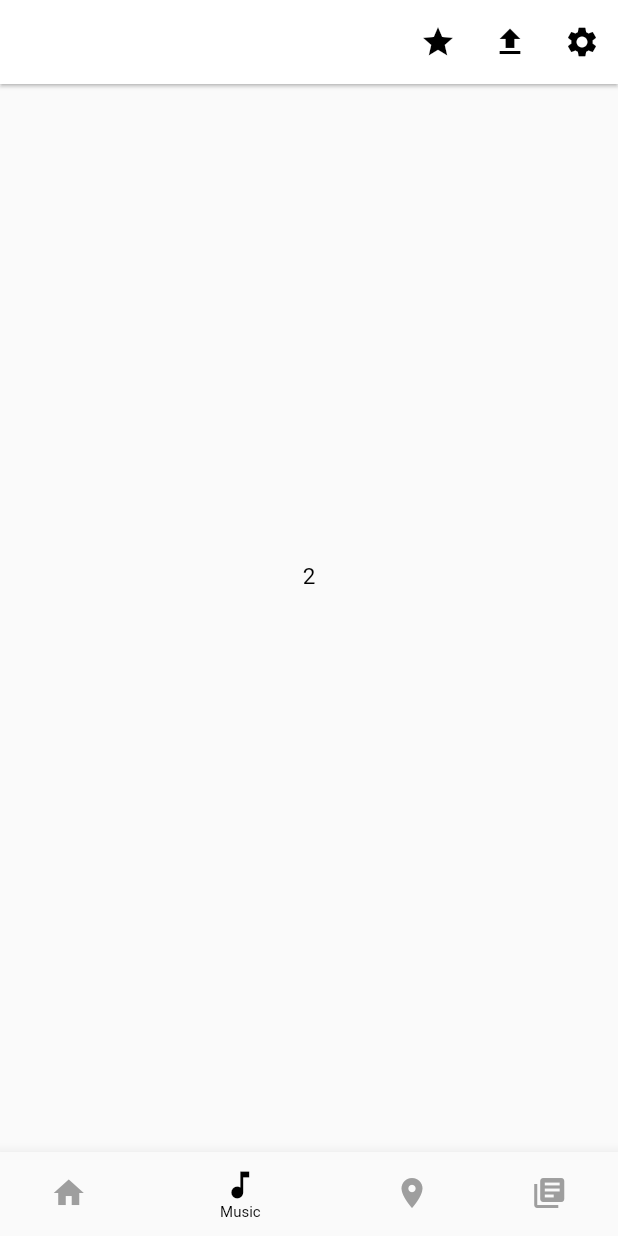
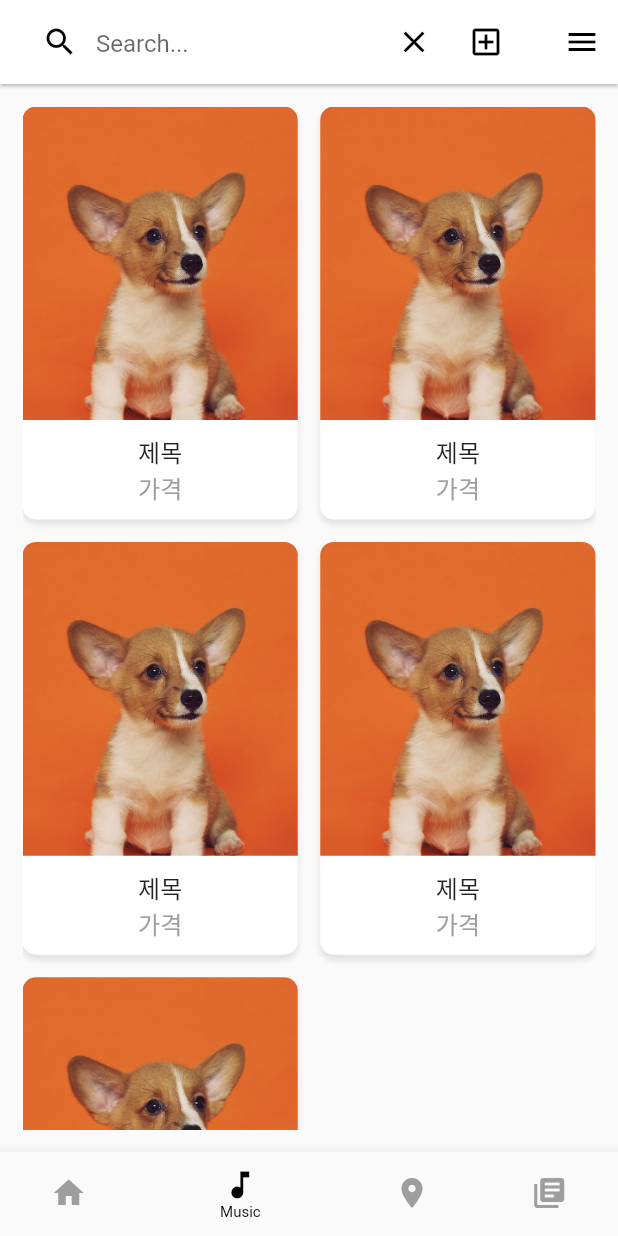
Before and after one commit to Cbulls/fish, a Flutter app: the screen it shows once a user with an empty profile is signed in, swiped to page 2, on a phone screen of 412 x 824 dp. Run offline on Flutter 3.47's test engine with Material 2 defaults, Android fonts, the phone set to English and light mode, and no system bars; our stand-ins replace cloud_firestore, firebase_auth, firebase_core, firebase_storage, flutter_local_notifications, google_sign_in and 1 more; accounts and stored records are empty.

Commit message:
중고거래 페이지 구현 중

```diff
--- a/lib/Methods/homeMethods.dart
+++ b/lib/Methods/homeMethods.dart
@@ -1,5 +1,5 @@
 import 'package:firebase_storage/firebase_storage.dart';
-import 'package:flutter/cupertino.dart';
+import 'package:flutter/material.dart';
 import 'package:instagram/Methods/storageMethod.dart';
 import 'package:intl/intl.dart';
 import 'package:cloud_firestore/cloud_firestore.dart';
--- /dev/null
+++ b/lib/Methods/pageMethods.dart
@@ -0,0 +1,21 @@
+import 'package:flutter/material.dart';
+import '../Widgets/appBar.dart';
+import '../Widgets/searchbar.dart';
+
+class PageData extends ChangeNotifier {
+  int currentIndex = 0;
+  PageController pageController = PageController(initialPage: 0);
+
+  changePage(int index) {
+    currentIndex = index;
+    notifyListeners();
+  }
+
+  returnAppBar() {
+    if (currentIndex == 1) {
+      return const Searchbar();
+    } else {
+      return TopAppBar();
+    }
+  }
+}
--- a/lib/Pages/bodyPage.dart
+++ b/lib/Pages/bodyPage.dart
@@ -1,27 +1,19 @@
 import 'package:flutter/material.dart';
+import 'package:instagram/Methods/pageMethods.dart';
+import 'package:instagram/Widgets/practice.dart';
+import 'package:provider/provider.dart';
 import '../widgets/homeItem.dart';
 
 class BodyPage extends StatelessWidget {
-  const BodyPage({Key? key,
-    this.changePage,
-    this.currentIndex,
-    this.pageController,
-  }) : super(key: key);
-
-  final pageController;
-  final changePage;
-  final currentIndex;
-
+  const BodyPage({Key? key}) : super(key: key);
 
   @override
   Widget build(BuildContext context) {
     return PageView(
-      controller: pageController,
+      controller: context.read<PageData>().pageController,
       children: const [
         HomeItem(),
-        Center(
-          child: Text('2'),
-        ),
+        Practice(),
         Center(
           child: Text('3'),
         ),
@@ -29,8 +21,8 @@ class BodyPage extends StatelessWidget {
           child: Text('4'),
         ),
       ],
-      onPageChanged: (int index){
-        changePage(index);
+      onPageChanged: (int index) {
+        context.read<PageData>().changePage(index);
       },
     );
   }
--- a/lib/Widgets/bottomBar.dart
+++ b/lib/Widgets/bottomBar.dart
@@ -1,4 +1,6 @@
 import 'package:flutter/material.dart';
+import 'package:provider/provider.dart';
+import '../Methods/pageMethods.dart';
 
 final _bottomBarList = [
   const BottomNavigationBarItem(
@@ -19,24 +21,16 @@ final _bottomBarList = [
   ),
 ];
 
-
 class BottomBar extends StatelessWidget {
-  const BottomBar({Key? key,
-    this.currentIndex,
-    this.pageController}) : super(key: key);
-  final currentIndex;
-  final pageController;
+  const BottomBar({Key? key}) : super(key: key);
   @override
   Widget build(BuildContext context) {
     return BottomNavigationBar(
-      currentIndex: currentIndex,
+      currentIndex: context.watch<PageData>().currentIndex,
       items: _bottomBarList,
-      onTap: (index){
-        pageController.animateToPage(
-          index,
-          duration: const Duration(milliseconds: 500),
-          curve: Curves.ease
-        );
+      onTap: (index) {
+        context.read<PageData>().pageController.animateToPage(index,
+            duration: const Duration(milliseconds: 500), curve: Curves.ease);
       },
     );
   }
--- /dev/null
+++ b/lib/Widgets/practice.dart
@@ -0,0 +1,73 @@
+import 'package:flutter/material.dart';
+
+class Practice extends StatelessWidget {
+  const Practice({Key? key}) : super(key: key);
+
+  @override
+  Widget build(BuildContext context) {
+    return Padding(
+      padding: const EdgeInsets.all(15.0),
+      child: GridView.builder(
+        itemCount: 5,
+        gridDelegate: const SliverGridDelegateWithFixedCrossAxisCount(
+            crossAxisCount: 2,
+            crossAxisSpacing: 15.0,
+            mainAxisSpacing: 15.0,
+            childAspectRatio: 2 / 3),
+        itemBuilder: (context, index) {
+          return Container(
+            decoration: BoxDecoration(
+              color: Colors.white,
+              borderRadius: BorderRadius.circular(9.0),
+              boxShadow: [
+                BoxShadow(
+                    color: Colors.grey.shade300,
+                    offset: const Offset(0, 3),
+                    blurRadius: 3.0),
+              ],
+            ),
+            child: Column(
+              crossAxisAlignment: CrossAxisAlignment.center,
+              children: <Widget>[
+                Expanded(
+                  child: SizedBox(
+                      width: 200,
+                      height: 200,
+                      child: ClipRRect(
+                        borderRadius: const BorderRadius.only(
+                          topLeft: Radius.circular(9.0),
+                          topRight: Radius.circular(9.0),
+                        ),
+                        child: Image.asset(
+                          'assets/puppy.jpg',
+                          fit: BoxFit.cover,
+                        ),
+                      )),
+                ),
+                Padding(
+                  padding: const EdgeInsets.all(9.0),
+                  child: Column(
+                    crossAxisAlignment: CrossAxisAlignment.start,
+                    children: <Widget>[
+                      Text(
+                        "제목",
+                        style: Theme.of(context).textTheme.titleMedium,
+                      ),
+                      Text(
+                        "가격",
+                        style: Theme.of(context)
+                            .textTheme
+                            .subtitle1
+                            ?.apply(color: Colors.grey[500]),
+                      ),
+                    ],
+                  ),
+                ),
+              ],
+            ),
+          );
+        },
+      ),
+    );
+  }
+}
--- /dev/null
+++ b/lib/Widgets/searchbar.dart
@@ -0,0 +1,55 @@
+import 'package:flutter/material.dart';
+
+class Searchbar extends StatefulWidget with PreferredSizeWidget {
+  const Searchbar({Key? key}) : super(key: key);
+
+  @override
+  Size get preferredSize => const Size.fromHeight(kToolbarHeight);
+
+  @override
+  State<Searchbar> createState() => _SearchbarState();
+}
+
+class _SearchbarState extends State<Searchbar> {
+  var searchController = TextEditingController();
+
+  @override
+  Widget build(BuildContext context) {
+    return AppBar(
+        // The search area here
+        title: Container(
+      width: double.infinity,
+      height: 40,
+      decoration: BoxDecoration(
+          color: Colors.white, borderRadius: BorderRadius.circular(5)),
+      child: Row(
+        children: [
+          Flexible(
+            child: TextFormField(
+              controller: searchController,
+              decoration: InputDecoration(
+                  prefixIcon: const Icon(Icons.search, color: Colors.black),
+                  suffixIcon: IconButton(
+                    icon: const Icon(Icons.clear, color: Colors.black),
+                    onPressed: () {
+                      // 검색어 지우기
+                      setState(() {
+                        searchController.text = '';
+                      });
+                    },
+                  ),
+                  hintText: 'Search...',
+                  border: InputBorder.none),
+            ),
+          ),
+          IconButton(
+              onPressed: () {},
+              icon: const Icon(
+                Icons.add_box_outlined,
+                color: Colors.black,
+              ))
+        ],
+      ),
+    ));
+  }
+}
--- a/lib/main.dart
+++ b/lib/main.dart
@@ -1,5 +1,6 @@
 import 'package:flutter/material.dart';
 import 'package:instagram/Methods/homeMethods.dart';
+import 'package:instagram/Methods/pageMethods.dart';
 import 'package:instagram/Methods/profileMethods.dart';
 import 'package:instagram/Methods/loginSignupMethods.dart';
 import 'package:instagram/Widgets/sidebar.dart';
@@ -8,7 +9,6 @@ import 'package:instagram/widgets/bottomBar.dart';
 import 'Widgets/notification.dart';
 import 'constants/theme.dart' as theme;
 import './Pages/bodyPage.dart';
-import 'widgets/appBar.dart';
 import 'package:provider/provider.dart';
 import 'package:firebase_core/firebase_core.dart';
 import 'firebase_options.dart';
@@ -28,6 +28,7 @@ void main() async {
       ChangeNotifierProvider<ProfileData>(create: (context) => ProfileData()),
       ChangeNotifierProvider<LoginSignupData>(
           create: (context) => LoginSignupData()),
+      ChangeNotifierProvider<PageData>(create: (context) => PageData())
     ],
     child: MaterialApp(
       theme: theme.style,
@@ -48,14 +49,6 @@ class MyApp extends StatefulWidget {
 }
 
 class _MyAppState extends State<MyApp> {
-  int _currentIndex = 0;
-  final PageController _pageController = PageController(initialPage: 0);
-  var scrollController = ScrollController();
-
-  void _changePage(int index) {
-    setState(() => {_currentIndex = index});
-  }
-
   @override
   void initState() {
     super.initState();
@@ -69,14 +62,9 @@ class _MyAppState extends State<MyApp> {
     return DefaultTabController(
       length: 4,
       child: Scaffold(
-        appBar: TopAppBar(),
-        body: BodyPage(
-          changePage: _changePage,
-          pageController: _pageController,
-          currentIndex: _currentIndex,
-        ),
-        bottomNavigationBar: BottomBar(
-            currentIndex: _currentIndex, pageController: _pageController),
+        appBar: context.watch<PageData>().returnAppBar(),
+        body: const BodyPage(),
+        bottomNavigationBar: const BottomBar(),
         extendBodyBehindAppBar: true,
         endDrawer: const Sidebar(),
       ),
```
Also changed, not shown: lib/Pages/usedItemsPage.dart (added, +22 -0 lines), lib/Widgets/homeItem.dart (+47 -25 lines), lib/Widgets/usedItemCard.dart (added, +26 -0 lines), 4 other files.
